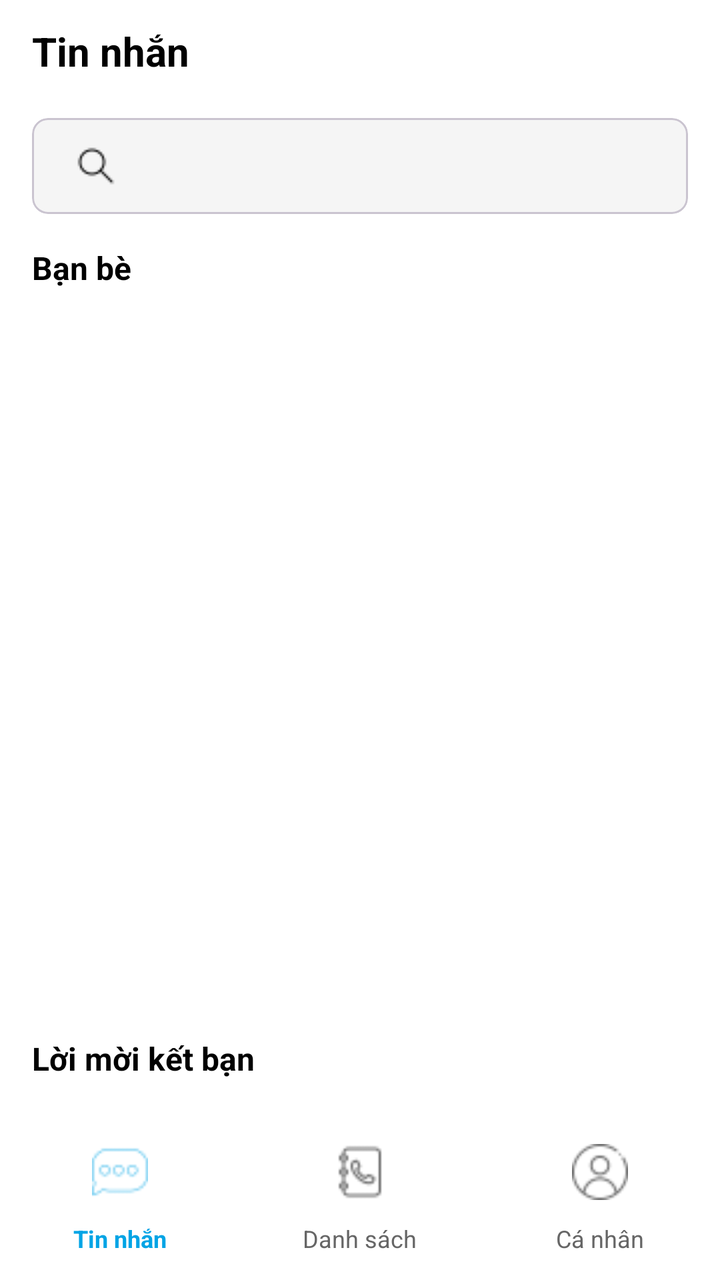
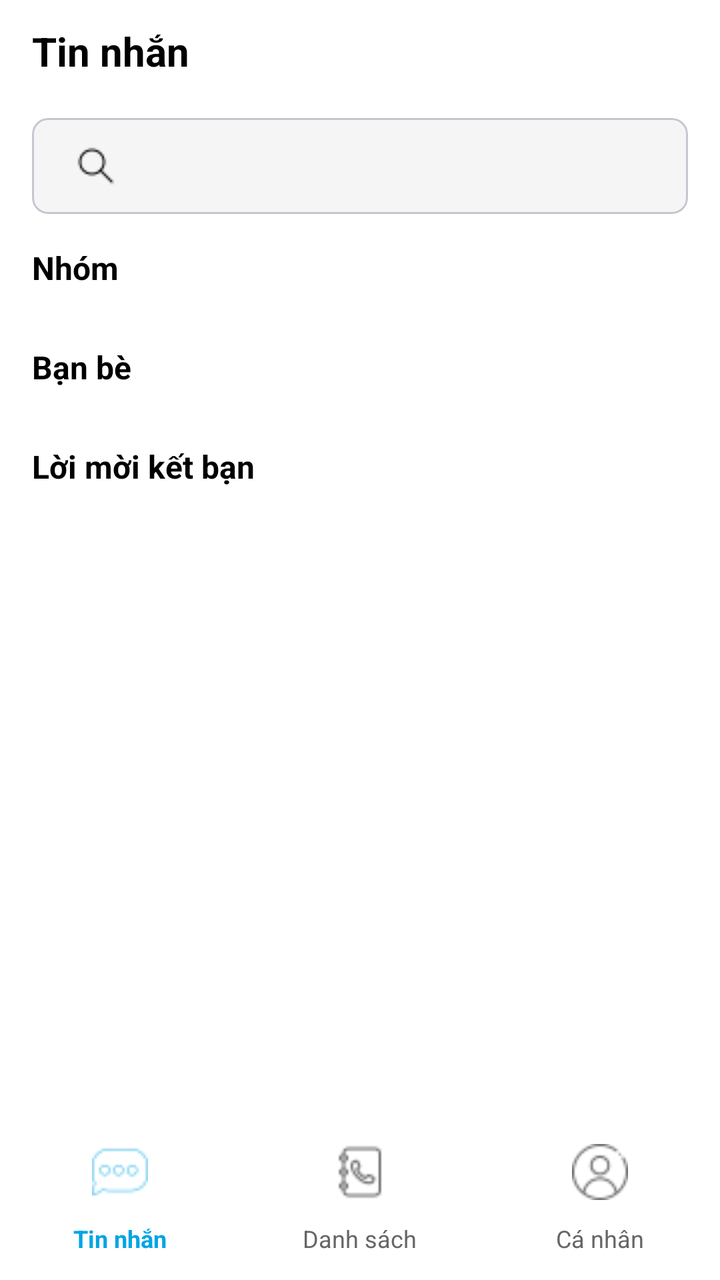

Before-and-after screenshots of an Android layout around one commit, followed by the original layout XML and the change that was made.
<!-- AndroidManifest.xml: application theme Theme.VibeChat -->
<!-- res/layout/activity_main.xml -->
<?xml version="1.0" encoding="utf-8"?>
<androidx.constraintlayout.widget.ConstraintLayout xmlns:android="http://schemas.android.com/apk/res/android"
    xmlns:app="http://schemas.android.com/apk/res-auto"
    android:layout_width="match_parent"
    android:layout_height="match_parent"
    android:background="@android:color/white">

    <com.google.android.material.appbar.AppBarLayout
        android:id="@+id/appBarLayout"
        android:layout_width="match_parent"
        android:layout_height="wrap_content"
        android:background="@android:color/white"
        android:elevation="0dp"
        app:layout_constraintTop_toTopOf="parent">

        <androidx.constraintlayout.widget.ConstraintLayout
            android:layout_width="match_parent"
            android:layout_height="wrap_content"
            android:paddingHorizontal="16dp"
            android:paddingVertical="12dp">

            <TextView
                android:id="@+id/titleTextView"
                android:layout_width="wrap_content"
                android:layout_height="wrap_content"
                android:text="Tin nhắn"
                android:textColor="@android:color/black"
                android:textSize="20sp"
                android:textStyle="bold"
                app:layout_constraintBottom_toBottomOf="parent"
                app:layout_constraintStart_toStartOf="parent"
                app:layout_constraintTop_toTopOf="parent" />

        </androidx.constraintlayout.widget.ConstraintLayout>
    </com.google.android.material.appbar.AppBarLayout>

    <com.google.android.material.card.MaterialCardView
        android:id="@+id/searchCardView"
        android:layout_width="0dp"
        android:layout_height="48dp"
        android:layout_marginHorizontal="16dp"
        android:layout_marginTop="8dp"
        app:cardBackgroundColor="#F5F5F5"
        app:cardCornerRadius="8dp"
        app:cardElevation="0dp"
        app:layout_constraintEnd_toEndOf="parent"
        app:layout_constraintStart_toStartOf="parent"
        app:layout_constraintTop_toBottomOf="@id/appBarLayout">

        <androidx.appcompat.widget.SearchView
            android:id="@+id/searchView"
            android:layout_width="match_parent"
            android:layout_height="match_parent"
            android:background="@android:color/transparent"
            android:queryHint="Tìm kiếm bạn bè..."
            app:iconifiedByDefault="false"
            app:queryBackground="@android:color/transparent"
            app:searchIcon="@drawable/ic_search" />
    </com.google.android.material.card.MaterialCardView>

    <TextView
        android:id="@+id/friendsHeaderTextView"
        android:layout_width="wrap_content"
        android:layout_height="wrap_content"
        android:layout_marginStart="16dp"
        android:layout_marginTop="16dp"
        android:text="Bạn bè"
        android:textColor="@android:color/black"
        android:textSize="16sp"
        android:textStyle="bold"
        app:layout_constraintStart_toStartOf="parent"
        app:layout_constraintTop_toBottomOf="@id/searchCardView" />

    <androidx.recyclerview.widget.RecyclerView
        android:id="@+id/friendsRecyclerView"
        android:layout_width="0dp"
        android:layout_height="0dp"
        android:layout_marginTop="4dp"
        android:clipToPadding="false"
        android:paddingBottom="8dp"
        app:layout_constraintBottom_toTopOf="@id/requestsHeaderTextView"
        app:layout_constraintEnd_toEndOf="parent"
        app:layout_constraintStart_toStartOf="parent"
        app:layout_constraintTop_toBottomOf="@id/friendsHeaderTextView" />

    <TextView
        android:id="@+id/requestsHeaderTextView"
        android:layout_width="wrap_content"
        android:layout_height="wrap_content"
        android:layout_marginStart="16dp"
        android:layout_marginBottom="4dp"
        android:text="Lời mời kết bạn"
        android:textColor="@android:color/black"
        android:textSize="16sp"
        android:textStyle="bold"
        app:layout_constraintBottom_toTopOf="@id/friendRequestsRecyclerView"
        app:layout_constraintStart_toStartOf="parent" />

    <androidx.recyclerview.widget.RecyclerView
        android:id="@+id/friendRequestsRecyclerView"
        android:layout_width="0dp"
        android:layout_height="wrap_content"
        android:layout_marginBottom="8dp"
        android:clipToPadding="false"
        android:paddingBottom="8dp"
        app:layout_constraintBottom_toTopOf="@id/bottomNavigationView"
        app:layout_constraintEnd_toEndOf="parent"
        app:layout_constraintStart_toStartOf="parent" />

    <com.google.android.material.bottomnavigation.BottomNavigationView
        android:id="@+id/bottomNavigationView"
        android:layout_width="match_parent"
        android:layout_height="wrap_content"
        android:background="@android:color/white"
        android:elevation="0dp"
        app:itemIconSize="28dp"
        app:itemIconTint="@drawable/bottom_nav_icon_tint"
        app:itemTextAppearanceActive="@style/BottomNavTextActive"
        app:itemTextAppearanceInactive="@style/BottomNavTextInactive"
        app:itemTextColor="@drawable/bottom_nav_text_tint"
        app:layout_constraintBottom_toBottomOf="parent"
        app:layout_constraintEnd_toEndOf="parent"
        app:layout_constraintStart_toStartOf="parent"
        app:menu="@menu/bottom_nav_menu" />

</androidx.constraintlayout.widget.ConstraintLayout>
<!-- resources referenced by this layout -->
<resources>
  <!-- drawable bottom_nav_icon_tint (drawable) -->
  <?xml version="1.0" encoding="utf-8"?>
  <selector xmlns:android="http://schemas.android.com/apk/res/android">
      <item android:color="#00A4E5" android:state_checked="true" />
      <item android:color="#666666" android:state_checked="false" />
  </selector>
  <!-- drawable bottom_nav_text_tint (drawable) -->
  <?xml version="1.0" encoding="utf-8"?>
  <selector xmlns:android="http://schemas.android.com/apk/res/android">
      <item android:color="#00A4E5" android:state_checked="true" />
      <item android:color="#666666" android:state_checked="false" />
  </selector>
  <!-- drawable ic_search: png bitmap (drawable, 409 bytes) -->
  <style name="BottomNavTextActive">
          <item name="android:textSize">12sp</item>
          <item name="android:textColor">#00A4E5</item>
      </style>
  <style name="BottomNavTextInactive">
          <item name="android:textSize">12sp</item>
          <item name="android:textColor">#666666</item>
      </style>
  <style name="Theme.VibeChat" parent="Base.Theme.VibeChat" />
  <style name="Base.Theme.VibeChat" parent="Theme.Material3.DayNight.NoActionBar">
          
          
      </style>
</resources>

<!-- the commit's change to res/layout/activity_main.xml (unified diff, before → after) -->
@@ -34,78 +34,104 @@
         </androidx.constraintlayout.widget.ConstraintLayout>
     </com.google.android.material.appbar.AppBarLayout>
 
-    <com.google.android.material.card.MaterialCardView
-        android:id="@+id/searchCardView"
-        android:layout_width="0dp"
-        android:layout_height="48dp"
-        android:layout_marginHorizontal="16dp"
-        android:layout_marginTop="8dp"
-        app:cardBackgroundColor="#F5F5F5"
-        app:cardCornerRadius="8dp"
-        app:cardElevation="0dp"
-        app:layout_constraintEnd_toEndOf="parent"
+    <androidx.core.widget.NestedScrollView
+        android:layout_width="match_parent"
+        android:layout_height="0dp"
+        android:fillViewport="true"
+        app:layout_constraintTop_toBottomOf="@id/appBarLayout"
+        app:layout_constraintBottom_toTopOf="@id/bottomNavigationView"
         app:layout_constraintStart_toStartOf="parent"
-        app:layout_constraintTop_toBottomOf="@id/appBarLayout">
+        app:layout_constraintEnd_toEndOf="parent">
 
-        <androidx.appcompat.widget.SearchView
-            android:id="@+id/searchView"
+        <LinearLayout
             android:layout_width="match_parent"
-            android:layout_height="match_parent"
-            android:background="@android:color/transparent"
-            android:queryHint="Tìm kiếm bạn bè..."
-            app:iconifiedByDefault="false"
-            app:queryBackground="@android:color/transparent"
-            app:searchIcon="@drawable/ic_search" />
-    </com.google.android.material.card.MaterialCardView>
+            android:layout_height="wrap_content"
+            android:orientation="vertical">
 
-    <TextView
-        android:id="@+id/friendsHeaderTextView"
-        android:layout_width="wrap_content"
-        android:layout_height="wrap_content"
-        android:layout_marginStart="16dp"
-        android:layout_marginTop="16dp"
-        android:text="Bạn bè"
-        android:textColor="@android:color/black"
-        android:textSize="16sp"
-        android:textStyle="bold"
-        app:layout_constraintStart_toStartOf="parent"
-        app:layout_constraintTop_toBottomOf="@id/searchCardView" />
+            <com.google.android.material.card.MaterialCardView
+                android:id="@+id/searchCardView"
+                android:layout_width="match_parent"
+                android:layout_height="48dp"
+                android:layout_marginHorizontal="16dp"
+                android:layout_marginTop="8dp"
+                app:cardBackgroundColor="#F5F5F5"
+                app:cardCornerRadius="8dp"
+                app:cardElevation="0dp">
 
-    <androidx.recyclerview.widget.RecyclerView
-        android:id="@+id/friendsRecyclerView"
-        android:layout_width="0dp"
-        android:layout_height="0dp"
-        android:layout_marginTop="4dp"
-        android:clipToPadding="false"
-        android:paddingBottom="8dp"
-        app:layout_constraintBottom_toTopOf="@id/requestsHeaderTextView"
-        app:layout_constraintEnd_toEndOf="parent"
-        app:layout_constraintStart_toStartOf="parent"
-        app:layout_constraintTop_toBottomOf="@id/friendsHeaderTextView" />
+                <androidx.appcompat.widget.SearchView
+                    android:id="@+id/searchView"
+                    android:layout_width="match_parent"
+                    android:layout_height="match_parent"
+                    android:background="@android:color/transparent"
+                    android:queryHint="Tìm kiếm bạn bè..."
+                    app:iconifiedByDefault="false"
+                    app:queryBackground="@android:color/transparent"
+                    app:searchIcon="@drawable/ic_search" />
+            </com.google.android.material.card.MaterialCardView>
 
-    <TextView
-        android:id="@+id/requestsHeaderTextView"
-        android:layout_width="wrap_content"
-        android:layout_height="wrap_content"
-        android:layout_marginStart="16dp"
-        android:layout_marginBottom="4dp"
-        android:text="Lời mời kết bạn"
-        android:textColor="@android:color/black"
-        android:textSize="16sp"
-        android:textStyle="bold"
-        app:layout_constraintBottom_toTopOf="@id/friendRequestsRecyclerView"
-        app:layout_constraintStart_toStartOf="parent" />
+            <TextView
+                android:id="@+id/groupsHeaderTextView"
+                android:layout_width="wrap_content"
+                android:layout_height="wrap_content"
+                android:layout_marginStart="16dp"
+                android:layout_marginTop="16dp"
+                android:text="Nhóm"
+                android:textColor="@android:color/black"
+                android:textSize="16sp"
+                android:textStyle="bold" />
 
-    <androidx.recyclerview.widget.RecyclerView
-        android:id="@+id/friendRequestsRecyclerView"
-        android:layout_width="0dp"
-        android:layout_height="wrap_content"
-        android:layout_marginBottom="8dp"
-        android:clipToPadding="false"
-        android:paddingBottom="8dp"
-        app:layout_constraintBottom_toTopOf="@id/bottomNavigationView"
-        app:layout_constraintEnd_toEndOf="parent"
-        app:layout_constraintStart_toStartOf="parent" />
+            <androidx.recyclerview.widget.RecyclerView
+                android:id="@+id/groupsRecyclerView"
+                android:layout_width="match_parent"
+                android:layout_height="wrap_content"
+                android:layout_marginTop="4dp"
+                android:clipToPadding="false"
+                android:paddingBottom="8dp"
+                android:nestedScrollingEnabled="false" />
+
+            <TextView
+                android:id="@+id/friendsHeaderTextView"
+                android:layout_width="wrap_content"
+                android:layout_height="wrap_content"
+                android:layout_marginStart="16dp"
+                android:layout_marginTop="16dp"
+                android:text="Bạn bè"
+                android:textColor="@android:color/black"
+                android:textSize="16sp"
+                android:textStyle="bold" />
+
+            <androidx.recyclerview.widget.RecyclerView
+                android:id="@+id/friendsRecyclerView"
+                android:layout_width="match_parent"
+                android:layout_height="wrap_content"
+                android:layout_marginTop="4dp"
+                android:clipToPadding="false"
+                android:paddingBottom="8dp"
+                android:nestedScrollingEnabled="false" />
+
+            <TextView
+                android:id="@+id/requestsHeaderTextView"
+                android:layout_width="wrap_content"
+                android:layout_height="wrap_content"
+                android:layout_marginStart="16dp"
+                android:layout_marginTop="16dp"
+                android:text="Lời mời kết bạn"
+                android:textColor="@android:color/black"
+                android:textSize="16sp"
+                android:textStyle="bold" />
+
+            <androidx.recyclerview.widget.RecyclerView
+                android:id="@+id/friendRequestsRecyclerView"
+                android:layout_width="match_parent"
+                android:layout_height="wrap_content"
+                android:layout_marginTop="4dp"
+                android:layout_marginBottom="8dp"
+                android:clipToPadding="false"
+                android:paddingBottom="8dp"
+                android:nestedScrollingEnabled="false" />
+
+        </LinearLayout>
+    </androidx.core.widget.NestedScrollView>
 
     <com.google.android.material.bottomnavigation.BottomNavigationView
         android:id="@+id/bottomNavigationView"
